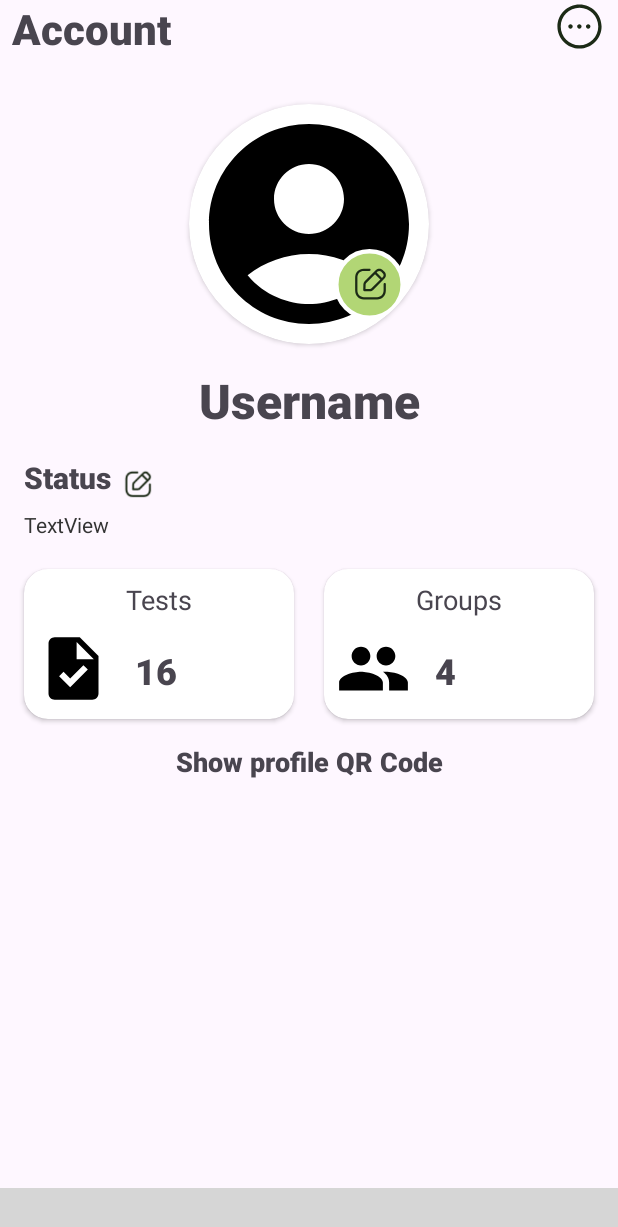
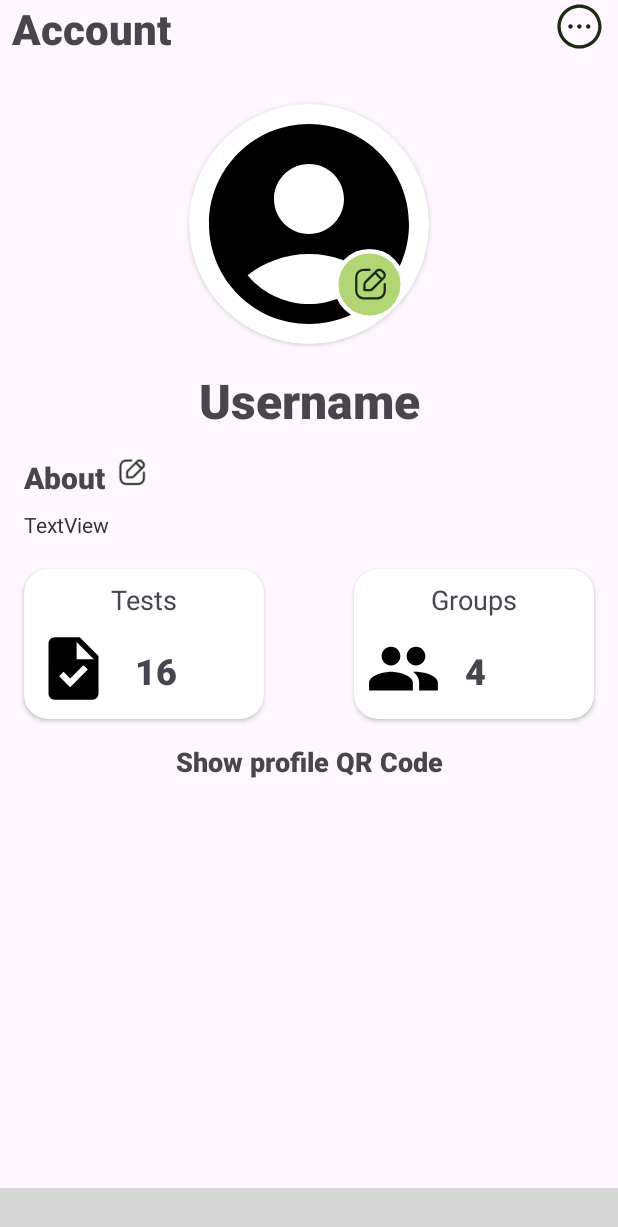
Before and after one commit to kartiksharmakk/TutorApp, an Android app: the ProfileFragment screen opened through its navigation route, on a phone screen of 412 x 824 dp. Shown: the top 1227 px of the screen. Run offline under Robolectric (Android 15) with nearby library versions, the phone set to English and light mode, and no system bars; our stand-ins replace Firebase (no records; nobody signed in at launch, a user with empty details on screens opened directly); libraries missing offline, so code that uses them is left out: com.yalantis.ucrop; plain views replace BottomNavigationCircles; 4 statements that could not run were skipped; grey boxes are pictures that could not be loaded.

Commit message:
profile about section alertdialog box

```diff
--- a/app/build.gradle.kts
+++ b/app/build.gradle.kts
@@ -76,5 +76,6 @@ dependencies {
     implementation("com.github.bumptech.glide:glide:4.12.0")
     annotationProcessor("com.github.bumptech.glide:compiler:4.12.0")
     implementation("com.github.yalantis:ucrop:2.2.6")
+    implementation("com.facebook.shimmer:shimmer:0.5.0")
 
 }
--- a/app/src/main/res/layout/fragment_profile.xml
+++ b/app/src/main/res/layout/fragment_profile.xml
@@ -46,13 +46,13 @@
                 android:layout_width="match_parent"
                 android:layout_height="match_parent">
 
+
                 <ImageView
                     android:id="@+id/imgUserImageProfile"
                     android:layout_width="match_parent"
                     android:layout_height="match_parent"
                     android:src="@drawable/profile"
-                    tools:layout_editor_absoluteX="0dp"
-                    tools:layout_editor_absoluteY="16dp" />
+                     />
 
                 <ImageView
                     android:id="@+id/imgEditImageProfile"
@@ -91,14 +91,14 @@
             android:layout_marginStart="16dp"
             android:layout_marginTop="16dp"
             android:fontFamily="sans-serif-black"
-            android:text="Status"
+            android:text="About"
             android:textSize="20dp"
             android:textStyle="bold"
             app:layout_constraintStart_toStartOf="parent"
             app:layout_constraintTop_toBottomOf="@+id/txtNameProfile" />
 
         <TextView
-            android:id="@+id/txtStatusProfile"
+            android:id="@+id/txtAboutProfile"
             android:layout_width="0dp"
             android:layout_height="wrap_content"
             android:layout_marginStart="16dp"
@@ -111,25 +111,25 @@
             app:layout_constraintTop_toBottomOf="@+id/textView20" />
 
         <ImageView
-            android:id="@+id/imgEditStatus"
+            android:id="@+id/imgEditAbout"
             android:layout_width="20dp"
             android:layout_height="20dp"
             android:layout_marginStart="8dp"
-            android:layout_marginTop="24dp"
+            android:layout_marginTop="16dp"
             android:src="@drawable/edit"
             app:layout_constraintStart_toEndOf="@+id/textView20"
             app:layout_constraintTop_toBottomOf="@+id/txtNameProfile" />
 
         <androidx.cardview.widget.CardView
             android:id="@+id/cardView3"
-            android:layout_width="180dp"
+            android:layout_width="160dp"
             android:layout_height="100dp"
             android:layout_marginStart="16dp"
             android:layout_marginTop="20dp"
             android:elevation="8dp"
             app:cardCornerRadius="16dp"
             app:layout_constraintStart_toStartOf="parent"
-            app:layout_constraintTop_toBottomOf="@+id/txtStatusProfile">
+            app:layout_constraintTop_toBottomOf="@+id/txtAboutProfile">
 
             <androidx.constraintlayout.widget.ConstraintLayout
                 android:layout_width="match_parent"
@@ -172,14 +172,14 @@
         </androidx.cardview.widget.CardView>
 
         <androidx.cardview.widget.CardView
-            android:layout_width="180dp"
+            android:layout_width="160dp"
             android:layout_height="100dp"
             android:layout_marginEnd="16dp"
             android:elevation="8dp"
             app:cardCornerRadius="16dp"
             android:layout_marginTop="20dp"
             app:layout_constraintEnd_toEndOf="parent"
-            app:layout_constraintTop_toBottomOf="@+id/txtStatusProfile">
+            app:layout_constraintTop_toBottomOf="@+id/txtAboutProfile">
 
             <androidx.constraintlayout.widget.ConstraintLayout
                 android:layout_width="match_parent"
```
Also changed, not shown: app/src/main/java/com/example/myapplication/Tutor/ProfileFragment.kt (+55 -16 lines), app/src/main/res/layout/custom_alert_dialog_with_edittext.xml (added, +82 -0 lines).
